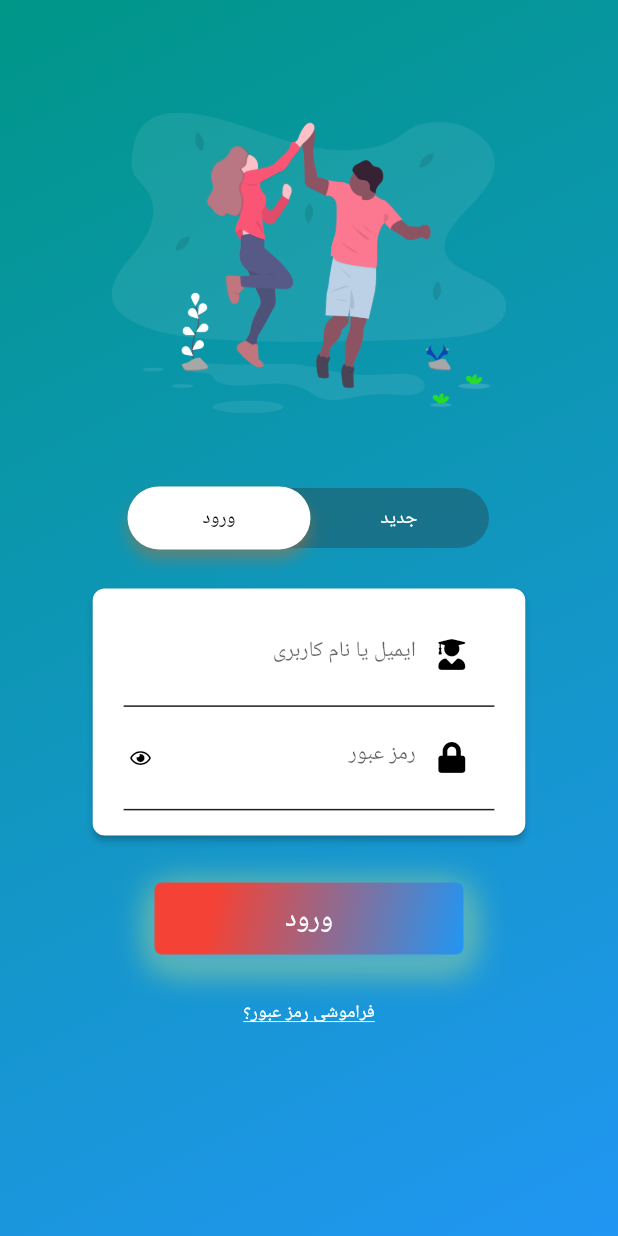
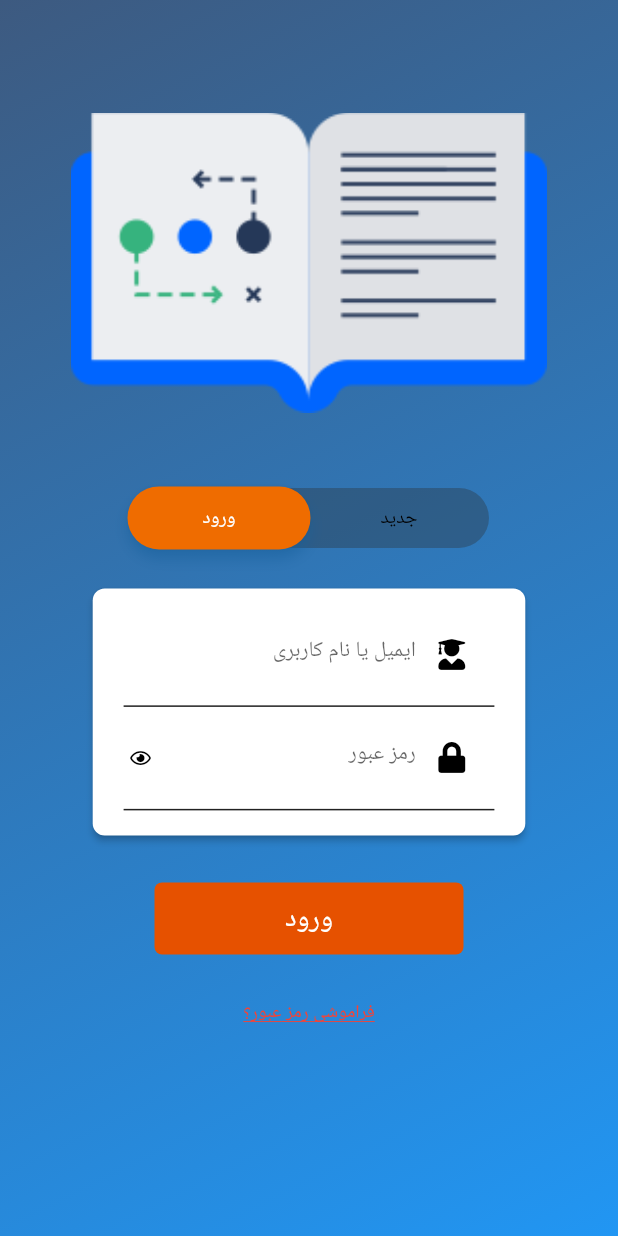
Before and after one commit to riasati/Tahlil_Mobile, a Flutter app: the LoginPage screen opened directly, after a tap on "ورود", on a phone screen of 412 x 824 dp. Run offline on Flutter 3.47's test engine with Material 2 defaults, Android fonts, the phone set to English and light mode, and no system bars; our stand-ins replace font_awesome_flutter, image_picker, rflutter_alert, shared_preferences; accounts and stored records are empty; Roboto replaces fonts that are missing (WorkSansBold, WorkSansMedium, WorkSansSemiBold).

Commit message:
Last commit of this repository

```diff
--- a/samproject/lib/pages/LoginSignupPage/LoginPage.dart
+++ b/samproject/lib/pages/LoginSignupPage/LoginPage.dart
@@ -7,8 +7,8 @@ class LoginPage extends StatefulWidget {
   static final PageController pageController = PageController(
     initialPage: 0,
   );
-  static Color left = Colors.black;
-  static Color right = Colors.white;
+  static Color left = Colors.white;
+  static Color right = Colors.black;
 
   @override
   _LoginPageState createState() => _LoginPageState();
@@ -33,7 +33,7 @@ class _LoginPageState extends State<LoginPage> {
                 colors: [
                   // Theme.Colors.loginGradientStart,
                   // Theme.Colors.loginGradientEnd
-                  Colors.teal,
+                  Color(0xFF3D5A80),
                   Colors.blue
                 ],
                 begin: const FractionalOffset(0.0, 0.0),
@@ -67,13 +67,13 @@ class _LoginPageState extends State<LoginPage> {
                   onPageChanged: (i) {
                     if (i == 0) {
                       setState(() {
-                        LoginPage.right = Colors.white;
-                        LoginPage.left = Colors.black;
+                        LoginPage.right = Colors.black;
+                        LoginPage.left = Colors.white;
                       });
                     } else if (i == 1) {
                       setState(() {
-                        LoginPage.right = Colors.black;
-                        LoginPage.left = Colors.white;
+                        LoginPage.right = Colors.white;
+                        LoginPage.left = Colors.black;
                       });
                     }
                   },
--- a/samproject/lib/pages/LoginSignupPage/MenuBar/bubble_Indication_painter.dart
+++ b/samproject/lib/pages/LoginSignupPage/MenuBar/bubble_Indication_painter.dart
@@ -17,7 +17,7 @@ class TabIndicationPainter extends CustomPainter {
         this.radius,
         this.dy, this.pageController) : super(repaint: pageController) {
     painter = new Paint()
-      ..color = Color(0xFFFFFFFF)
+      ..color = Colors.orange[800]
       ..style = PaintingStyle.fill;
   }
 
@@ -42,7 +42,7 @@ class TabIndicationPainter extends CustomPainter {
         new Rect.fromCircle(center: target, radius: radius), 1.5 * pi, 1 * pi);
 
     canvas.translate(size.width * pageOffset, 0.0);
-    canvas.drawShadow(path, Color(0xFFfbab66), 3.0, true);
+    canvas.drawShadow(path, Colors.blue, 3.0, true);
     canvas.drawPath(path, painter);
   }
 
--- a/samproject/lib/pages/LoginSignupPage/SignIn/SignInPage.dart
+++ b/samproject/lib/pages/LoginSignupPage/SignIn/SignInPage.dart
@@ -138,26 +138,26 @@ class _SignInPageState extends State<SignInPage> {
                   margin: EdgeInsets.only(top: 200.0 / responsiveDivision),
                   decoration: new BoxDecoration(
                     borderRadius: BorderRadius.all(Radius.circular(5.0)),
-                    boxShadow: <BoxShadow>[
-                      BoxShadow(
-                        // color: Theme.Colors.loginGradientStart,
-                        color: Colors.limeAccent,
-                        offset: Offset(1.0, 6.0),
-                        blurRadius: 20.0,
-                      ),
-                      BoxShadow(
-                        // color: Theme.Colors.loginGradientEnd,
-                        color: Colors.blue,
-                        offset: Offset(1.0, 6.0),
-                        blurRadius: 20.0,
-                      ),
-                    ],
+                    // boxShadow: <BoxShadow>[
+                    //   BoxShadow(
+                    //     // color: Theme.Colors.loginGradientStart,
+                    //     color: Colors.limeAccent,
+                    //     offset: Offset(1.0, 6.0),
+                    //     blurRadius: 20.0,
+                    //   ),
+                    //   BoxShadow(
+                    //     // color: Theme.Colors.loginGradientEnd,
+                    //     color: Colors.blue,
+                    //     offset: Offset(1.0, 6.0),
+                    //     blurRadius: 20.0,
+                    //   ),
+                    // ],
                     gradient: new LinearGradient(
                         colors: [
                           // Theme.Colors.loginGradientEnd,
                           // Theme.Colors.loginGradientStart
-                          Colors.red,
-                          Colors.blue,
+                          Colors.orange[900],
+                          Colors.orange[900],
                         ],
                         begin: const FractionalOffset(0.2, 0.2),
                         end: const FractionalOffset(1.0, 1.0),
@@ -192,7 +192,7 @@ class _SignInPageState extends State<SignInPage> {
                   "فراموشی رمز عبور؟",
                   style: TextStyle(
                       decoration: TextDecoration.underline,
-                      color: Colors.white,
+                      color: Colors.red,
                       fontSize: MediaQuery.of(context).size.width * 0.03,
                       fontFamily: "WorkSansMedium"),
                 )),
@@ -231,7 +231,7 @@ class _SignInPageState extends State<SignInPage> {
                   style: TextStyle(color: Colors.white, fontSize: 20),
                 ),
                 onPressed: () => Navigator.pop(context),
-                color: Colors.deepPurple,
+                color: Color(0xFF3D5A80),
               ),
             ],
           ).show();
--- a/samproject/lib/pages/LoginSignupPage/SignUp/SignUpPage.dart
+++ b/samproject/lib/pages/LoginSignupPage/SignUp/SignUpPage.dart
@@ -282,26 +282,26 @@ class _SignUpPageState extends State<SignUpPage> {
                 width: MediaQuery.of(context).size.width * 0.5,
                 decoration: new BoxDecoration(
                   borderRadius: BorderRadius.all(Radius.circular(5.0)),
-                  boxShadow: <BoxShadow>[
-                    BoxShadow(
-                      color:Colors.red,
-                      // color: Theme.Colors.loginGradientStart,
-                      offset: Offset(1.0, 6.0),
-                      blurRadius: 20.0,
-                    ),
-                    BoxShadow(
-                      color:Colors.blue,
-                      // color: Theme.Colors.loginGradientEnd,
-                      offset: Offset(1.0, 6.0),
-                      blurRadius: 20.0,
-                    ),
-                  ],
+                  // boxShadow: <BoxShadow>[
+                  //   BoxShadow(
+                  //     color:Colors.red,
+                  //     // color: Theme.Colors.loginGradientStart,
+                  //     offset: Offset(1.0, 6.0),
+                  //     blurRadius: 20.0,
+                  //   ),
+                  //   BoxShadow(
+                  //     color:Colors.blue,
+                  //     // color: Theme.Colors.loginGradientEnd,
+                  //     offset: Offset(1.0, 6.0),
+                  //     blurRadius: 20.0,
+                  //   ),
+                  // ],
                   gradient: new LinearGradient(
                       colors: [
                         // Theme.Colors.loginGradientEnd,
                         // Theme.Colors.loginGradientStart
-                        Colors.red,
-                        Colors.blue,
+                        Colors.orange[900],
+                        Colors.orange[900],
                       ],
                       begin: const FractionalOffset(0.2, 0.2),
                       end: const FractionalOffset(1.0, 1.0),
@@ -414,7 +414,7 @@ class _SignUpPageState extends State<SignUpPage> {
                 style: TextStyle(color: Colors.white, fontSize: 20),
               ),
               onPressed: () => Navigator.pop(context),
-              color: Colors.deepPurple,
+              color: Color(0xFF3D5A80),
             ),
           ],
         ).show();
@@ -442,7 +442,7 @@ class _SignUpPageState extends State<SignUpPage> {
                   style: TextStyle(color: Colors.white, fontSize: 20),
                 ),
                 onPressed: () => Navigator.pop(context),
-                color: Colors.deepPurple,
+                color: Color(0xFF3D5A80),
               ),
             ],
           ).show();
--- a/samproject/lib/pages/editProfilePage.dart
+++ b/samproject/lib/pages/editProfilePage.dart
@@ -11,6 +11,7 @@ class _EditProfilePageState extends State<EditProfilePage> {
   Widget build(BuildContext context) {
     return Scaffold(
       appBar: AppBar(
+        backgroundColor: Color(0xFF3D5A80),
         title: Container(
           alignment: Alignment.center,
           child: Text(
@@ -40,7 +41,7 @@ class _EditProfilePageState extends State<EditProfilePage> {
                   borderRadius: BorderRadius.circular(8.0),
                 ),
                 margin: EdgeInsets.all(25),
-                shadowColor: Colors.lightBlue,
+                shadowColor: Color(0xFF3D5A80),
                 child: Column(
                   children: [
                     EditProfileFormWidget(),
--- a/samproject/lib/pages/homePage.dart
+++ b/samproject/lib/pages/homePage.dart
@@ -31,7 +31,9 @@ class _HomePageState extends State<HomePage> {
   Widget build(BuildContext context) {
     double responsiveDivision = MediaQuery.of(context).devicePixelRatio / 1.2;
     return Scaffold(
-      appBar: AppBar(),
+      appBar: AppBar(
+        backgroundColor: Color(0xFF3D5A80),
+      ),
       endDrawer: DrawerWidget(),
       bottomNavigationBar: BottomNavigator(),
       floatingActionButton: Container(
@@ -43,7 +45,7 @@ class _HomePageState extends State<HomePage> {
               ),
             ),
             backgroundColor: BottomNavigator.customIcon == 2
-                ?Colors.deepPurple
+                ?Color(0xFF3D5A80)
                 :Colors.black,
             onPressed: _pressHomeButton,
           ),
--- a/samproject/lib/widgets/editProfileFormWidget.dart
+++ b/samproject/lib/widgets/editProfileFormWidget.dart
@@ -260,7 +260,7 @@ class _EditProfileFormWidgetState extends State<EditProfileFormWidget> {
                   widthFactor: 1,
                   child: RaisedButton(
                     child:Text('تغییرات',style: TextStyle(color: Colors.white),),
-                    color: Colors.lightBlue,
+                    color: Color(0xFF3D5A80),
                     onPressed: () => _submitUser(),
                   ),
                 ),
```
Also changed, not shown: samproject/lib/Layout/BottomNavigator.dart (+4 -4 lines), samproject/assets/img/login_logo.jpg (added), samproject/assets/img/login_logo.png, 1 other file.
